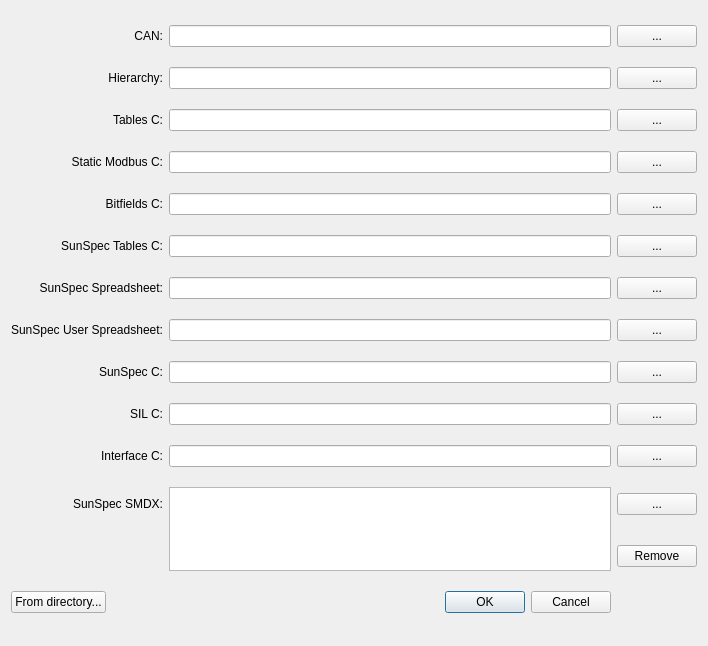
Qt form src/epcpm/importexportdialog.ui (epcpower/pm) before a commit.
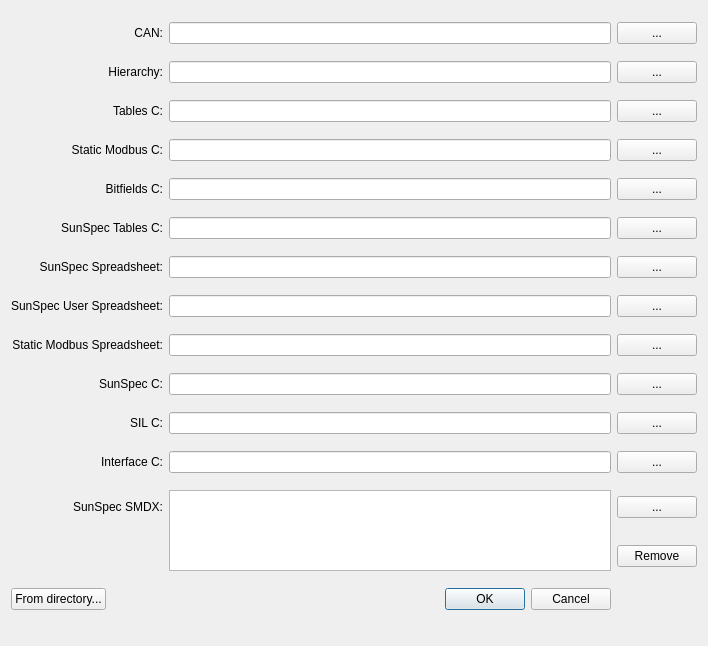
The same form after that commit.

Commit message: feat (SC-376): add static modbus mapping output to xlsx

What changed in the file:
```diff
--- a/src/epcpm/importexportdialog.ui
+++ b/src/epcpm/importexportdialog.ui
@@ -181,6 +181,26 @@
     </widget>
    </item>
    <item row="8" column="0">
+    <widget class="QLabel" name="static_modbus_spreadsheet_label">
+     <property name="text">
+      <string>Static Modbus Spreadsheet:</string>
+     </property>
+     <property name="alignment">
+      <set>Qt::AlignRight|Qt::AlignTrailing|Qt::AlignVCenter</set>
+     </property>
+    </widget>
+   </item>
+   <item row="8" column="1">
+    <widget class="QLineEdit" name="staticmodbus_spreadsheet"/>
+   </item>
+   <item row="8" column="2">
+    <widget class="QPushButton" name="pick_staticmodbus_spreadsheet">
+     <property name="text">
+      <string>...</string>
+     </property>
+    </widget>
+   </item>
+   <item row="9" column="0">
     <widget class="QLabel" name="sunspec_c_label">
      <property name="text">
       <string>SunSpec C:</string>
@@ -190,17 +210,17 @@
      </property>
     </widget>
    </item>
-   <item row="8" column="1">
+   <item row="9" column="1">
     <widget class="QLineEdit" name="sunspec_c"/>
    </item>
-   <item row="8" column="2">
+   <item row="9" column="2">
     <widget class="QPushButton" name="pick_sunspec_c">
      <property name="text">
       <string>...</string>
      </property>
     </widget>
    </item>
-   <item row="9" column="0">
+   <item row="10" column="0">
     <widget class="QLabel" name="sil_c_label">
      <property name="text">
       <string>SIL C:</string>
@@ -210,17 +230,17 @@
      </property>
     </widget>
    </item>
-   <item row="9" column="1">
+   <item row="10" column="1">
     <widget class="QLineEdit" name="sil_c"/>
    </item>
-   <item row="9" column="2">
+   <item row="10" column="2">
     <widget class="QPushButton" name="pick_sil_c">
      <property name="text">
       <string>...</string>
      </property>
     </widget>
    </item>
-   <item row="10" column="0">
+   <item row="11" column="0">
     <widget class="QLabel" name="interface_c_label">
      <property name="text">
       <string>Interface C:</string>
@@ -230,17 +250,17 @@
      </property>
     </widget>
    </item>
-   <item row="10" column="1">
+   <item row="11" column="1">
     <widget class="QLineEdit" name="interface_c"/>
    </item>
-   <item row="10" column="2">
+   <item row="11" column="2">
     <widget class="QPushButton" name="pick_interface_c">
      <property name="text">
       <string>...</string>
      </property>
     </widget>
    </item>
-   <item row="11" column="0">
+   <item row="12" column="0">
     <widget class="QLabel" name="smdx_label">
      <property name="text">
       <string>SunSpec SMDX:</string>
@@ -250,28 +270,28 @@
      </property>
     </widget>
    </item>
-   <item row="11" column="1" rowspan="2">
+   <item row="12" column="1" rowspan="2">
     <widget class="QListWidget" name="smdx_list">
      <property name="selectionMode">
       <enum>QAbstractItemView::ExtendedSelection</enum>
      </property>
     </widget>
    </item>
-   <item row="11" column="2">
-    <widget class="QPushButton" name="pick_smdx">
-     <property name="text">
-      <string>...</string>
-     </property>
-    </widget>
-   </item>
    <item row="12" column="2">
+    <widget class="QPushButton" name="pick_smdx">
+     <property name="text">
+      <string>...</string>
+     </property>
+    </widget>
+   </item>
+   <item row="13" column="2">
     <widget class="QPushButton" name="remove_smdx">
      <property name="text">
       <string>Remove</string>
      </property>
     </widget>
    </item>
-   <item row="13" column="0" colspan="2">
+   <item row="14" column="0" colspan="2">
     <layout class="QHBoxLayout" name="horizontalLayout">
      <item>
       <widget class="QPushButton" name="from_directory">
```
The commit also changes 4 other files.
